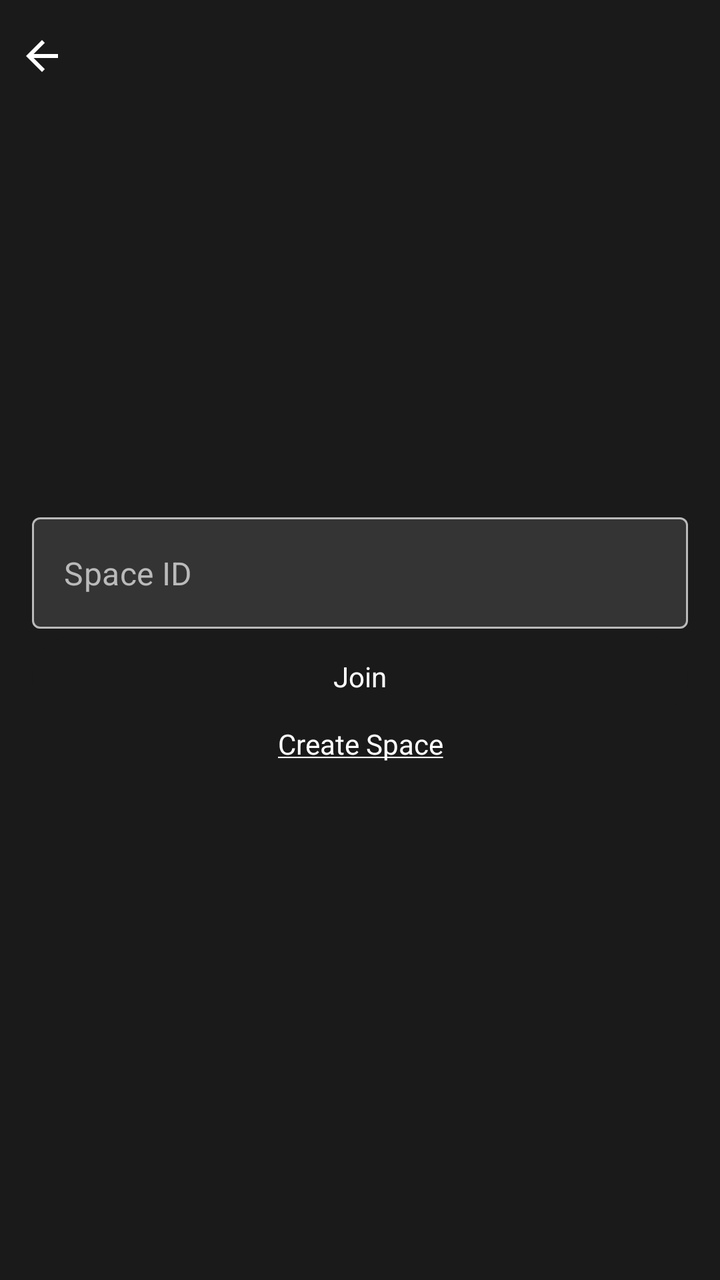
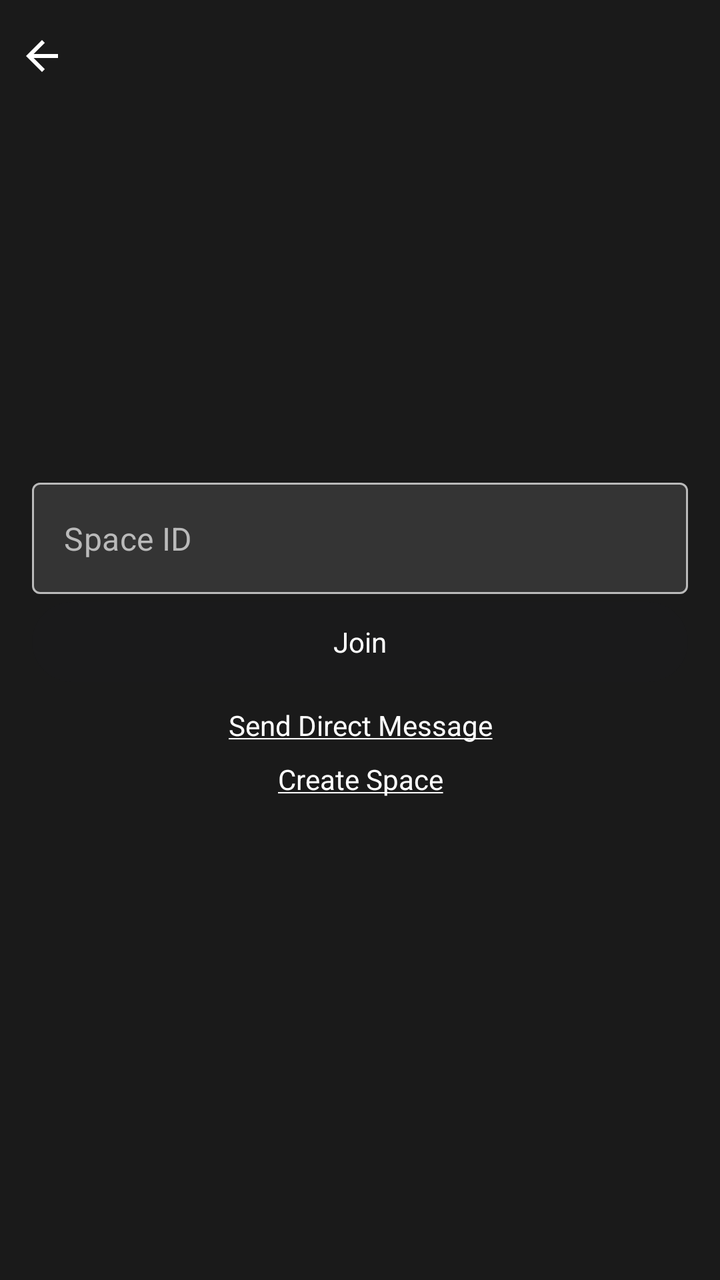

Before-and-after screenshots of an Android layout around one commit, followed by the original layout XML and the change that was made.
<!-- AndroidManifest.xml: application theme Theme.Oma -->
<!-- res/layout/fragment_joincreatespace.xml -->
<?xml version="1.0" encoding="utf-8"?>
<androidx.constraintlayout.widget.ConstraintLayout xmlns:android="http://schemas.android.com/apk/res/android"
    android:layout_width="match_parent"
    android:layout_height="match_parent"
    xmlns:tools="http://schemas.android.com/tools"
    xmlns:app="http://schemas.android.com/apk/res-auto"
    tools:context=".ui.joincreatespace.JoinCreateSpaceFragment">

    <androidx.constraintlayout.widget.ConstraintLayout
        android:layout_width="match_parent"
        app:layout_constraintTop_toTopOf="parent"
        android:id="@+id/action_bar_"
        android:orientation="horizontal"
        android:layout_height="?android:attr/actionBarSize">

        <ImageButton
            android:id="@+id/back_btn"
            android:layout_width="wrap_content"
            android:layout_height="match_parent"
            android:background="@android:color/transparent"
            android:minWidth="42dp"
            android:src="@drawable/ic_back"
            app:layout_constraintLeft_toLeftOf="parent"
            app:tint="@color/white"
            tools:ignore="SpeakableTextPresentCheck"
            android:contentDescription="@string/back" />

        <TextView
            android:layout_width="wrap_content"
            android:layout_height="match_parent"
            app:layout_constraintLeft_toRightOf="@id/back_btn"
            android:textAlignment="gravity"
            android:paddingStart="@dimen/x3_def_padding"
            android:paddingEnd="@dimen/x2_def_padding"
            android:textStyle="bold"
            android:textSize="20sp"
            android:id="@+id/channel_name"
            android:gravity="center_vertical" />


    </androidx.constraintlayout.widget.ConstraintLayout>

    <LinearLayout
        android:id="@+id/joinSpaceLinear"
        android:layout_width="match_parent"
        android:layout_height="wrap_content"
        app:layout_constraintTop_toTopOf="parent"
        app:layout_constraintLeft_toLeftOf="parent"
        app:layout_constraintRight_toRightOf="parent"
        app:layout_constraintBottom_toBottomOf="parent"
        android:padding="@dimen/x3_def_padding"
        android:orientation="vertical">

        <com.google.android.material.textfield.TextInputLayout
            style="@style/Widget.Oma.TextInputLayout"
            app:errorEnabled="false"
            app:hintEnabled="false"
            android:layout_width="match_parent"
            android:layout_height="wrap_content"
            app:layout_constraintTop_toTopOf="parent"
            android:maxLines="1"
            app:layout_constraintEnd_toEndOf="parent"
            app:layout_constraintStart_toStartOf="parent"
            tools:layout_editor_absoluteX="1dp">

            <com.google.android.material.textfield.TextInputEditText
                android:id="@+id/spaceId"
                android:selectAllOnFocus="true"
                android:layout_width="match_parent"
                android:maxLines="1"
                android:imeOptions="actionDone"
                android:layout_height="wrap_content"
                android:hint="@string/space_id"
                android:minHeight="48dp" />
        </com.google.android.material.textfield.TextInputLayout>

        <Button
            style="@style/Theme.Oma.Input"
            android:id="@+id/joinBtn"
            android:layout_width="match_parent"
            android:layout_height="wrap_content"
            android:layout_gravity="center"
            android:enabled="false"
            android:text="@string/join" />

        <TextView
            android:id="@+id/createPrompt"
            android:layout_width="match_parent"
            android:layout_height="wrap_content"
            android:clickable="true"
            android:focusable="true"
            android:text="@string/create_space"
            android:textAlignment="center" />

    </LinearLayout>

    <LinearLayout
        android:id="@+id/createSpaceLinear"
        android:layout_width="match_parent"
        android:layout_height="wrap_content"
        app:layout_constraintTop_toTopOf="parent"
        android:visibility="gone"
        app:layout_constraintLeft_toLeftOf="parent"
        app:layout_constraintRight_toRightOf="parent"
        app:layout_constraintBottom_toBottomOf="parent"
        android:padding="@dimen/x3_def_padding"
        android:orientation="vertical">

        <com.google.android.material.textfield.TextInputLayout
            style="@style/Widget.Oma.TextInputLayout"
            app:errorEnabled="false"
            app:hintEnabled="false"
            android:layout_width="match_parent"
            android:layout_height="wrap_content"
            app:layout_constraintTop_toTopOf="parent"
            android:maxLines="1"
            app:layout_constraintEnd_toEndOf="parent"
            app:layout_constraintStart_toStartOf="parent"
            tools:layout_editor_absoluteX="1dp">

            <com.google.android.material.textfield.TextInputEditText
                style="@style/Widget.Oma.TextInputLayout"
                android:id="@+id/spaceName"
                android:selectAllOnFocus="true"
                android:layout_width="match_parent"
                android:maxLines="1"
                android:imeOptions="actionDone"
                android:layout_height="wrap_content"
                android:hint="@string/space_name"
                android:minHeight="48dp" />
        </com.google.android.material.textfield.TextInputLayout>

        <Button
            style="@style/Theme.Oma.Input"
            android:id="@+id/createBtn"
            android:layout_width="match_parent"
            android:layout_height="wrap_content"
            android:layout_gravity="center"
            android:enabled="false"
            android:text="@string/create" />

        <TextView
            android:id="@+id/joinPrompt"
            android:layout_width="match_parent"
            android:layout_height="wrap_content"
            android:clickable="true"
            android:focusable="true"
            android:text="@string/join_space"
            android:textAlignment="center" />

    </LinearLayout>

</androidx.constraintlayout.widget.ConstraintLayout>
<!-- resources referenced by this layout -->
<resources>
  <color name="white">#FFFFFFFF</color>
  <dimen name="x2_def_padding">8dp</dimen>
  <dimen name="x3_def_padding">16dp</dimen>
  <!-- drawable ic_back (drawable) -->
  <vector android:autoMirrored="true"
      android:height="24dp"
      android:tint="#000000"
      android:viewportHeight="24"
      android:viewportWidth="24"
      android:width="24dp"
      xmlns:android="http://schemas.android.com/apk/res/android">
      <path
          android:fillColor="@android:color/white"
          android:pathData="M20,11H7.83l5.59,-5.59L12,4l-8,8 8,8 1.41,-1.41L7.83,13H20v-2z" />
  </vector>
  <string name="back">back</string>
  <string name="create">Create</string>
  <string name="create_space"><u>Create Space</u></string>
  <string name="join">Join</string>
  <string name="join_space"><u>Join Space</u></string>
  <string name="space_id">Space ID</string>
  <string name="space_name">Space Name</string>
  <style name="Theme.Oma.Input" parent="Theme.Oma.Dark">
          <item name="android:colorBackground">@color/colorInputBackground</item>
          <item name="android:textColor">@color/colorInputForeground</item>
      </style>
  <style name="Widget.Oma.TextInputLayout" parent="Widget.MaterialComponents.TextInputLayout.OutlinedBox">
          <item name="android:textColorHint">@color/colorQuietText</item>
          <item name="boxStrokeColor">@color/colorQuietText</item>
          <item name="hintTextColor">@color/colorQuietText</item>
          <item name="errorTextColor">@color/colorDangerous</item>
          <item name="cornerRadius">@dimen/x2_def_padding</item>
          <item name="boxBackgroundColor">@color/colorInputBackground</item>
      </style>
  <style name="Theme.Oma" parent="Theme.Material3.DayNight.NoActionBar">
          
          <item name="colorPrimary">@color/colorContrastBackground</item>
          <item name="colorOnPrimary">@color/colorMoreContrastBackground</item>
          <item name="colorAccent">@color/colorContrastBackground</item>
  
          
          <item name="colorSecondary">@color/colorGreen</item>
          <item name="colorSecondaryVariant">@color/colorGreen</item>
          <item name="colorOnSecondary">@color/colorBlack</item>
  
          
          
          <item name="android:statusBarColor">@color/colorSidebarBackground</item>
  
          
          <item name="android:windowBackground">@color/colorSidebarBackground</item>
  
          
          <item name="android:textColorPrimary">@color/colorForegroundLight</item>
          <item name="android:textColor">@color/colorForegroundLight</item>
          <item name="android:textColorHint">@color/colorQuietText</item>
  
          <item name="colorControlNormal">?android:attr/windowBackground</item>
          <item name="android:navigationBarColor">?android:attr/windowBackground</item>
  
          <item name="popupMenuStyle">@style/MyPopupMenu</item>
      </style>
  <style name="Theme.Oma.Dark" parent="Theme.Oma" />
  <color name="colorInputBackground">#343434</color>
  <color name="colorInputForeground">#FFFFFF</color>
  <color name="colorQuietText">#BABABA</color>
  <color name="colorDangerous">#E53935</color>
  <color name="colorContrastBackground">#3F51B5</color>
  <color name="colorMoreContrastBackground">#214096</color>
  <color name="colorGreen">#008B00</color>
  <color name="colorBlack">#000000</color>
  <color name="colorSidebarBackground">#1A1A1A</color>
  <color name="colorForegroundLight">#FFFFFF</color>
  <style name="MyPopupMenu" parent="Widget.AppCompat.PopupMenu">
          <item name="android:popupBackground">@color/svg_icon_background</item>
      </style>
  <color name="svg_icon_background">#333A30</color>
</resources>

<!-- the commit's change to res/layout/fragment_joincreatespace.xml (unified diff, before → after) -->
@@ -49,6 +49,7 @@
         app:layout_constraintRight_toRightOf="parent"
         app:layout_constraintBottom_toBottomOf="parent"
         android:padding="@dimen/x3_def_padding"
+        android:visibility="visible"
         android:orientation="vertical">
 
         <com.google.android.material.textfield.TextInputLayout
@@ -67,6 +68,7 @@
                 android:id="@+id/spaceId"
                 android:selectAllOnFocus="true"
                 android:layout_width="match_parent"
+                android:textSize="16sp"
                 android:maxLines="1"
                 android:imeOptions="actionDone"
                 android:layout_height="wrap_content"
@@ -84,10 +86,21 @@
             android:text="@string/join" />
 
         <TextView
+            android:id="@+id/createPrivateDialog"
+            android:layout_width="match_parent"
+            android:layout_height="wrap_content"
+            android:clickable="true"
+            android:focusable="true"
+            android:layout_marginTop="@dimen/x2_def_padding"
+            android:text="@string/send_direct_message"
+            android:textAlignment="center" />
+
+        <TextView
             android:id="@+id/createPrompt"
             android:layout_width="match_parent"
             android:layout_height="wrap_content"
             android:clickable="true"
+            android:layout_marginTop="@dimen/x2_def_padding"
             android:focusable="true"
             android:text="@string/create_space"
             android:textAlignment="center" />
@@ -122,6 +135,8 @@
                 style="@style/Widget.Oma.TextInputLayout"
                 android:id="@+id/spaceName"
                 android:selectAllOnFocus="true"
+                android:textSize="16sp"
+
                 android:layout_width="match_parent"
                 android:maxLines="1"
                 android:imeOptions="actionDone"
@@ -140,14 +155,93 @@
             android:text="@string/create" />
 
         <TextView
+            android:id="@+id/createPrivateDialog2"
+            android:layout_width="match_parent"
+            android:layout_height="wrap_content"
+            android:clickable="true"
+            android:focusable="true"
+            android:layout_marginTop="@dimen/x2_def_padding"
+            android:text="@string/send_direct_message"
+            android:textAlignment="center" />
+
+        <TextView
             android:id="@+id/joinPrompt"
             android:layout_width="match_parent"
             android:layout_height="wrap_content"
             android:clickable="true"
+            android:layout_marginTop="@dimen/x2_def_padding"
             android:focusable="true"
             android:text="@string/join_space"
             android:textAlignment="center" />
 
     </LinearLayout>
 
+    <LinearLayout
+        android:id="@+id/openDirectLinear"
+        android:layout_width="match_parent"
+        android:layout_height="wrap_content"
+        app:layout_constraintTop_toTopOf="parent"
+        android:visibility="gone"
+        app:layout_constraintLeft_toLeftOf="parent"
+        app:layout_constraintRight_toRightOf="parent"
+        app:layout_constraintBottom_toBottomOf="parent"
+        android:padding="@dimen/x3_def_padding"
+        android:orientation="vertical">
+
+        <com.google.android.material.textfield.TextInputLayout
+            style="@style/Widget.Oma.TextInputLayout"
+            app:errorEnabled="false"
+            app:hintEnabled="false"
+            android:layout_width="match_parent"
+            android:layout_height="wrap_content"
+            app:layout_constraintTop_toTopOf="parent"
+            android:maxLines="1"
+            app:layout_constraintEnd_toEndOf="parent"
+            app:layout_constraintStart_toStartOf="parent"
+            tools:layout_editor_absoluteX="1dp">
+
+            <com.google.android.material.textfield.TextInputEditText
+                style="@style/Widget.Oma.TextInputLayout"
+                android:id="@+id/directId"
+                android:textSize="16sp"
+                android:selectAllOnFocus="true"
+                android:layout_width="match_parent"
+                android:maxLines="1"
+                android:imeOptions="actionDone"
+                android:layout_height="wrap_content"
+                android:hint="@string/user_id"
+                android:minHeight="48dp" />
+        </com.google.android.material.textfield.TextInputLayout>
+
+        <Button
+            style="@style/Theme.Oma.Input"
+            android:id="@+id/sendBtn"
+            android:layout_width="match_parent"
+            android:layout_height="wrap_content"
+            android:layout_gravity="center"
+            android:enabled="false"
+            android:text="Open Direct Messages" />
+
+        <TextView
+            android:id="@+id/createSpace"
+            android:layout_width="match_parent"
+            android:layout_height="wrap_content"
+            android:clickable="true"
+            android:focusable="true"
+            android:layout_marginTop="@dimen/x2_def_padding"
+            android:text="@string/create_space"
+            android:textAlignment="center" />
+
+        <TextView
+            android:id="@+id/joinPrompt2"
+            android:layout_width="match_parent"
+            android:layout_height="wrap_content"
+            android:clickable="true"
+            android:layout_marginTop="@dimen/x2_def_padding"
+            android:focusable="true"
+            android:text="@string/join_space"
+            android:textAlignment="center" />
+
+    </LinearLayout>
+
 </androidx.constraintlayout.widget.ConstraintLayout>
<!-- resource entries referenced after the edit -->
@@ -20,8 +20,10 @@
   <string name="create_space"><u>Create Space</u></string>
   <string name="join">Join</string>
   <string name="join_space"><u>Join Space</u></string>
+  <string name="send_direct_message"><u>Send Direct Message</u></string>
   <string name="space_id">Space ID</string>
   <string name="space_name">Space Name</string>
+  <string name="user_id">User ID</string>
   <style name="Theme.Oma.Input" parent="Theme.Oma.Dark">
           <item name="android:colorBackground">@color/colorInputBackground</item>
           <item name="android:textColor">@color/colorInputForeground</item>
